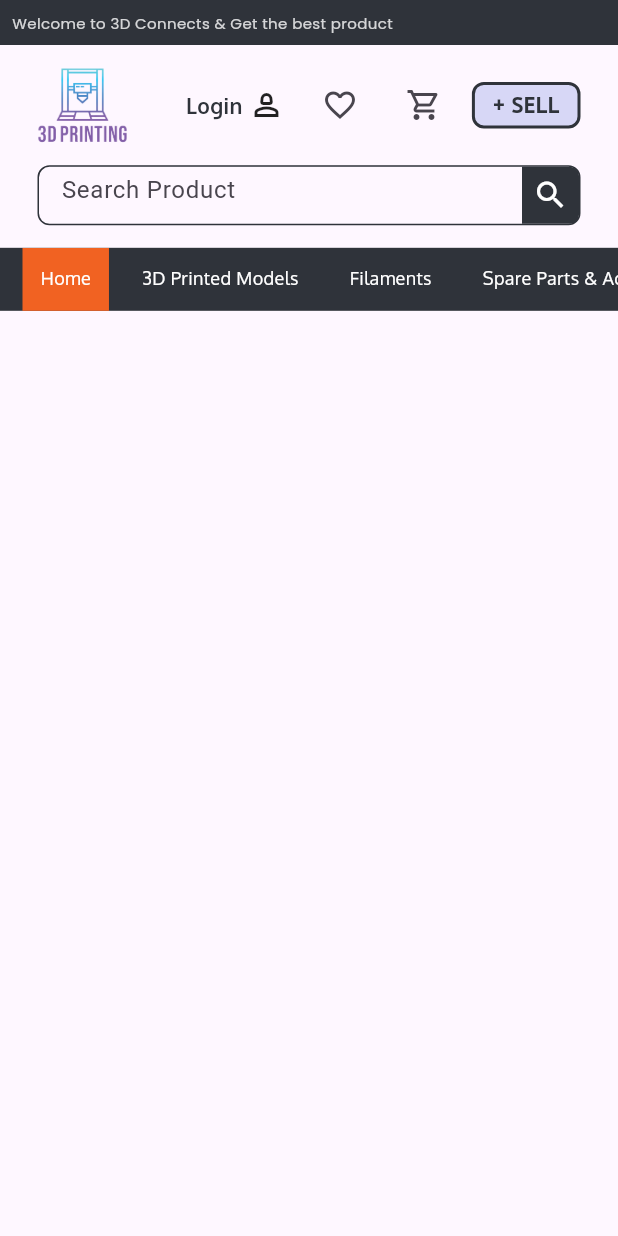
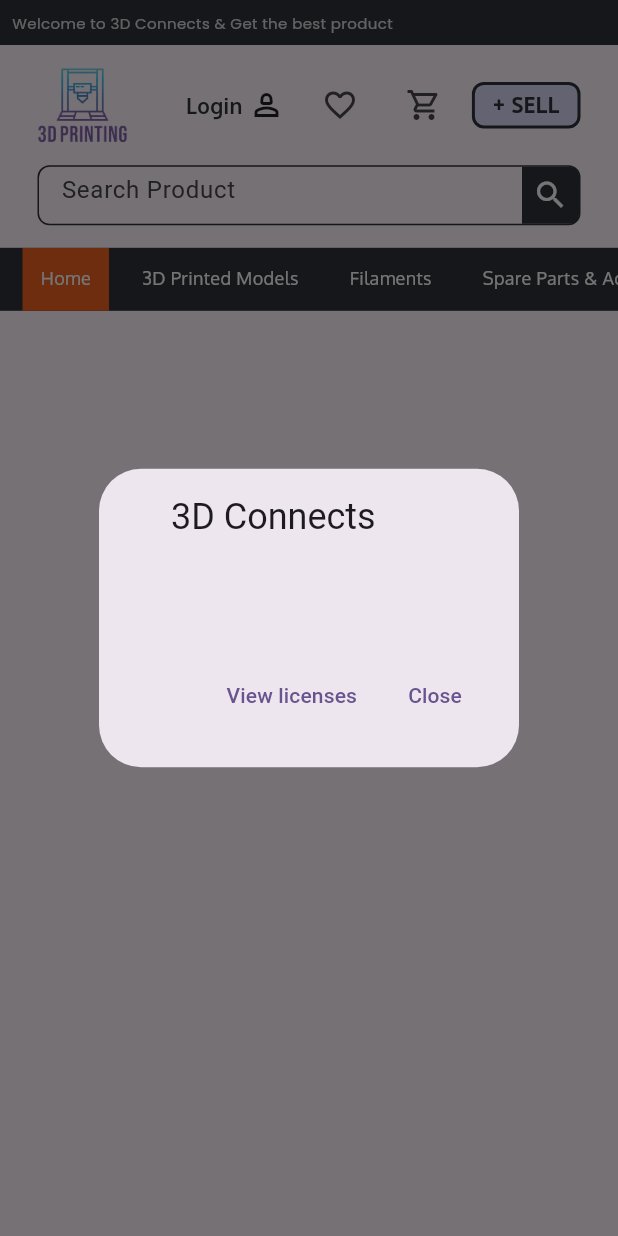
Before and after one commit to AiSense07/website, a Flutter app: the CommonAppbar widget shown alone on an empty page, opened directly, after a tap on the "favorite outline" icon, on a phone screen of 412 x 824 dp. Run offline on Flutter 3.47's test engine with Material 2 defaults, Android fonts, the phone set to English and light mode, and no system bars; our stand-ins replace beamer, cached_network_image, carousel_slider, flutter_easyloading, fluttertoast, google_fonts and 3 more; missing offline and left inert: number_paginator, otp_timer_button; network calls fail.

Commit message:
first commit

```diff
--- a/lib/presentation/widgets/appbar.dart
+++ b/lib/presentation/widgets/appbar.dart
@@ -202,7 +202,7 @@ class _CommonAppbarState extends State<CommonAppbar> {
           splashColor: Colors.transparent,
           highlightColor: Colors.transparent,
           onTap: () {
-            push(context, SignUpScreen());
+            context.beamToNamed("/${Routes.login}");
             onTap();
           },
           child: Container(
@@ -225,7 +225,9 @@ class _CommonAppbarState extends State<CommonAppbar> {
             ),
           ),
         ),
-        IconButton(onPressed: () {}, icon: const Icon(Icons.favorite_outline)),
+        IconButton(onPressed: () {
+          showAboutDialog(context: context);
+        }, icon: const Icon(Icons.favorite_outline)),
         const SizedBox(width: 8),
         IconButton(onPressed: () {}, icon: const Icon(Icons.shopping_cart_outlined)),
         const SizedBox(width: 8),
--- a/lib/utils/beamer_routing.dart
+++ b/lib/utils/beamer_routing.dart
@@ -1,14 +1,23 @@
 import 'package:beamer/beamer.dart';
 import 'package:flutter/material.dart';
+import 'package:three_connects/presentation/screen/home_screen.dart';
 import 'package:three_connects/presentation/screen/product_list_screen.dart';
+import 'package:three_connects/presentation/screen/sign_up_modual/signup_screen.dart';
 import 'package:three_connects/utils/navigation_string.dart';
-import '../presentation/screen/home_screen.dart';
 import '../presentation/screen/product_screen/product_screen.dart';
 
 final routerDelegate = BeamerDelegate(
   locationBuilder: RoutesLocationBuilder(
     routes: {
       '/': (context, state, data) => beamPage("", const HomeScreen()),
+      '/${Routes.login}': (context, state, data) => beamPage(
+            Routes.login,
+            const SignUpScreen(),
+          ),
+      '/${Routes.registration}': (context, state, data) => beamPage(
+            Routes.registration,
+            const SignUpScreen(),
+          ),
       '/${Routes.spare}': (context, state, data) => beamPage(
             Routes.spare,
             const ProductList(path: Routes.spare),
--- a/lib/utils/navigation_string.dart
+++ b/lib/utils/navigation_string.dart
@@ -3,4 +3,6 @@ class Routes {
   static const String filament = "Filaments";
   static const String parts = "3D Printed Models";
   static const String design = "Design";
+  static const String login = "login";
+  static const String registration = "registration";
 }
```
Also changed, not shown: lib/presentation/screen/sign_up_modual/signup_screen.dart (+9 -7 lines), lib/utils/helper.dart (+0 -7 lines).
